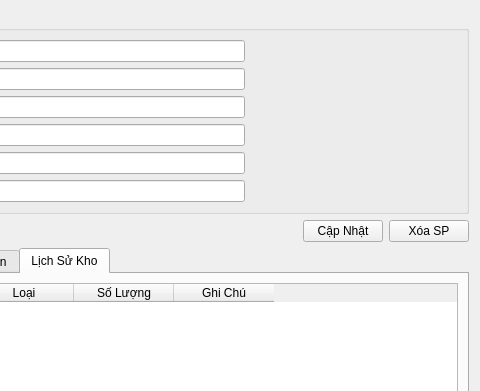
Before: the Qt Designer form ui/product_detail.ui in thinh-doan/sales-and-warehouse-management-system, drawn with Qt 5; both pictures show x 149 to 629 and y 0 to 391 of the 629 by 602 pixel window.
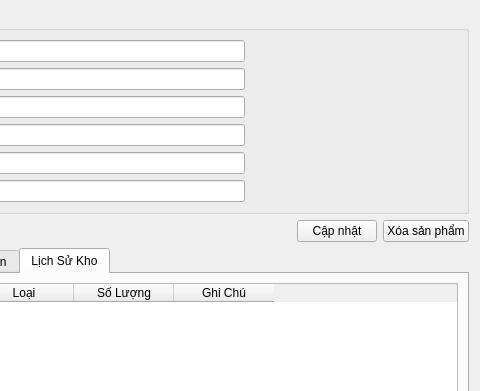
After: the same form once the commit is applied. The open tabs and pages were chosen to show the change. Icons and pictures are not drawn.

```diff
--- a/ui/product_detail.ui
+++ b/ui/product_detail.ui
@@ -142,14 +142,14 @@
      <item>
       <widget class="QPushButton" name="btnCapNhatSP">
        <property name="text">
-        <string>Cập Nhật</string>
+        <string>Cập nhật</string>
        </property>
       </widget>
      </item>
      <item>
       <widget class="QPushButton" name="btnXoaSP">
        <property name="text">
-        <string>Xóa SP</string>
+        <string>Xóa sản phẩm</string>
        </property>
       </widget>
      </item>
```
Left out of the diff: 8 changed lines with no effect on the pictures.
